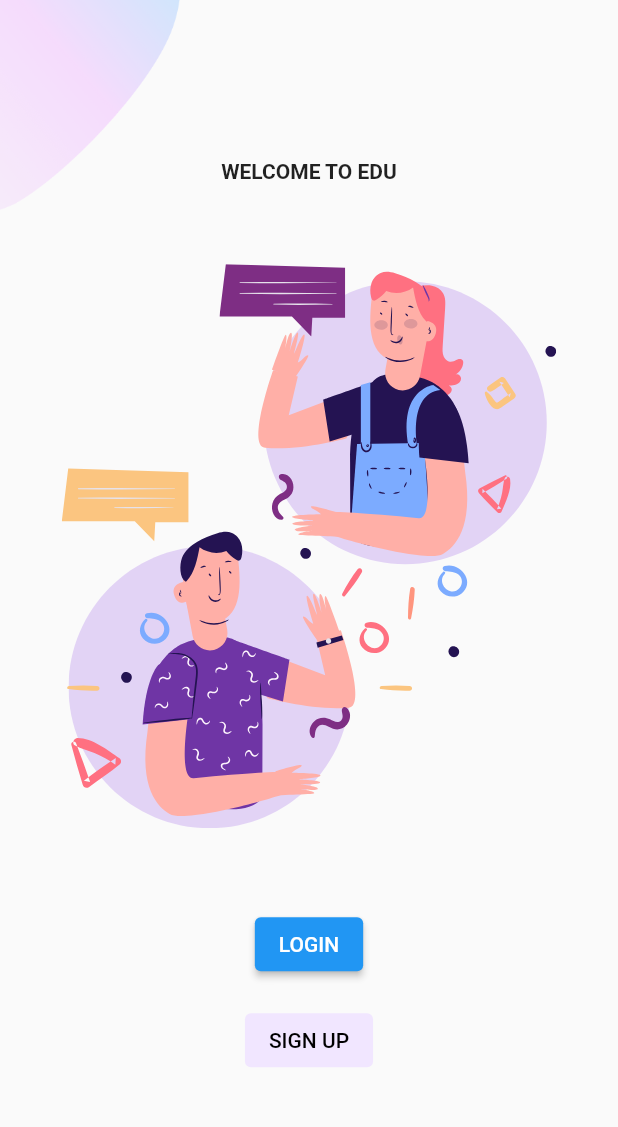
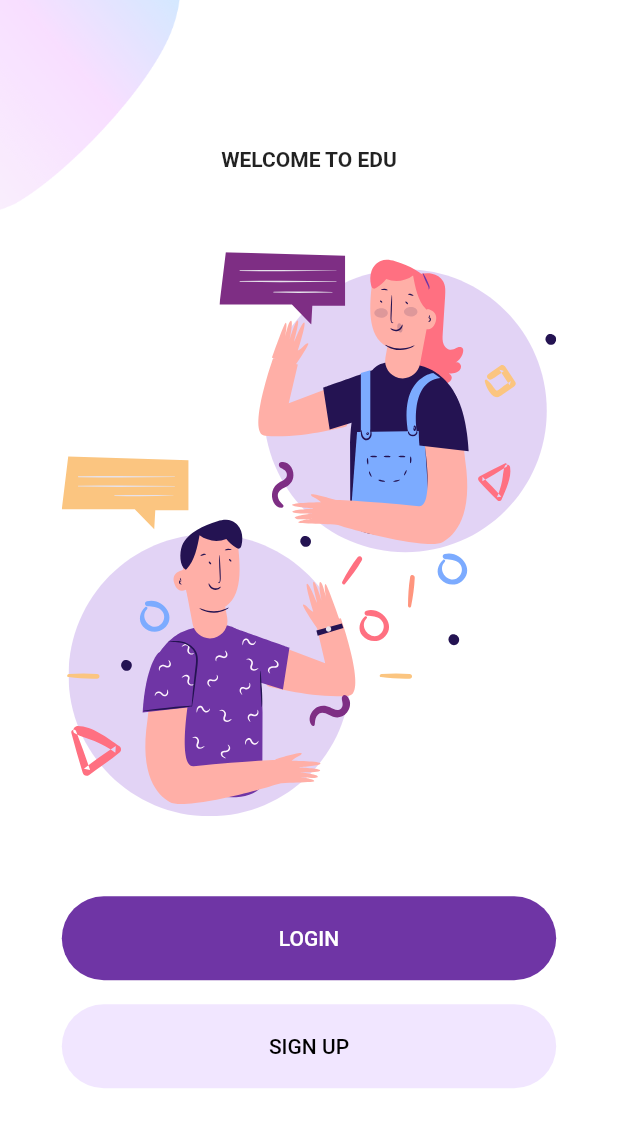
Before and after one commit to heistejiri/loginUi, a Flutter app: the screen it shows after launch, on a phone screen of 412 x 824 dp. Shown: the top 1127 px of the screen. Run offline on Flutter 3.47's test engine with Material 2 defaults, Android fonts, the phone set to English and light mode, and no system bars; our stand-ins replace flutter_svg; missing offline and left inert: flutter_auth.

Commit message:
Update main.dart

```diff
--- a/lib/main.dart
+++ b/lib/main.dart
@@ -1,20 +1,43 @@
 import 'package:flutter/material.dart';
 import 'package:loginui/Screens/Welcome/welcome_screen.dart';
+import 'package:loginui/constants.dart';
 
-void main() {
-  runApp(const MyApp());
-}
+void main() => runApp(const MyApp());
 
 class MyApp extends StatelessWidget {
-  const MyApp({super.key});
+  const MyApp({Key? key}) : super(key: key);
 
   // This widget is the root of your application.
   @override
   Widget build(BuildContext context) {
     return MaterialApp(
-      title: 'Flutter Demo',
-      theme: ThemeData(),
-      home: WelcomeScreen(),
+      debugShowCheckedModeBanner: false,
+      title: 'Login UI',
+      theme: ThemeData(
+          primaryColor: kPrimaryColor,
+          scaffoldBackgroundColor: Colors.white,
+          elevatedButtonTheme: ElevatedButtonThemeData(
+            style: ElevatedButton.styleFrom(
+              elevation: 0,
+              primary: kPrimaryColor,
+              shape: const StadiumBorder(),
+              maximumSize: const Size(double.infinity, 56),
+              minimumSize: const Size(double.infinity, 56),
+            ),
+          ),
+          inputDecorationTheme: const InputDecorationTheme(
+            filled: true,
+            fillColor: kPrimaryLightColor,
+            iconColor: kPrimaryColor,
+            prefixIconColor: kPrimaryColor,
+            contentPadding: EdgeInsets.symmetric(
+                horizontal: defaultPadding, vertical: defaultPadding),
+            border: OutlineInputBorder(
+              borderRadius: BorderRadius.all(Radius.circular(30)),
+              borderSide: BorderSide.none,
+            ),
+          )),
+      home: const WelcomeScreen(),
     );
   }
 }
```
